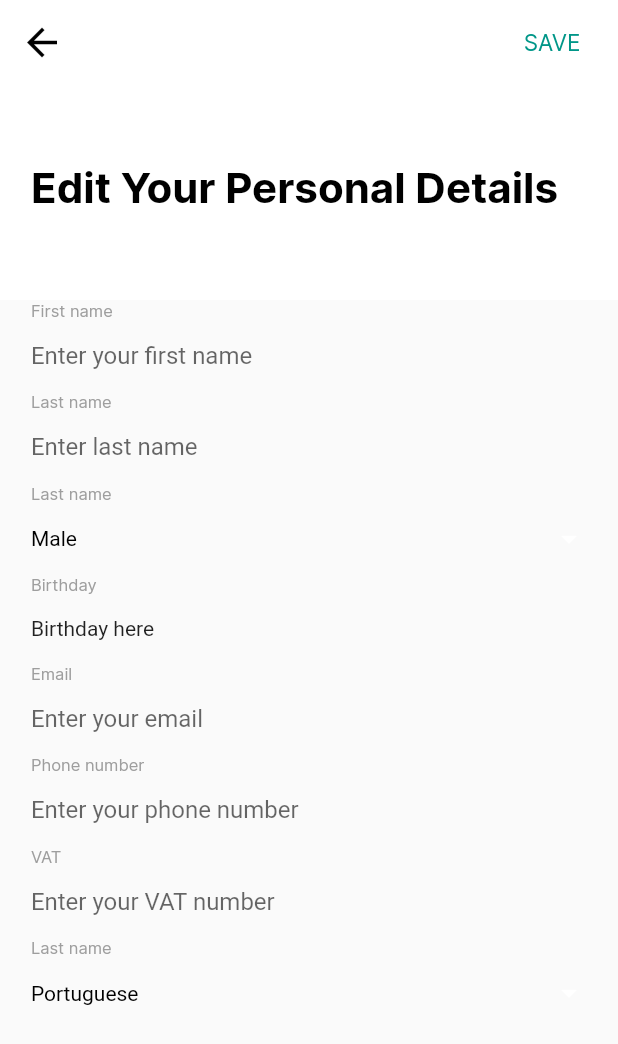
After one commit to Gratski/vf_mobile_professors, a Flutter app: the screen it shows after launch, on a phone screen of 412 x 824 dp. The commit adds this screen. Shown: the top 1044 px of the screen. Run offline on Flutter 3.47's test engine with Material 2 defaults, Android fonts, the phone set to English and light mode, and no system bars.

Commit message:
Added personal settings screen

```diff
--- /dev/null
+++ b/lib/localization/constants/general_constants.dart
@@ -0,0 +1,6 @@
+class GeneralConstants {
+  static const String BUTTON_SAVE_LABEL = "GENERAL_ACTIONS_SAVE_LABEL";
+
+  static const String LABEL_GENDER_MALE = "GENERAL_LABELS_GENDER_MALE";
+  static const String LABEL_GENDER_FEMALE = "GENERAL_LABELS_GENDER_FEMALE";
+}
--- /dev/null
+++ b/lib/localization/constants/settings_personal_details.dart
@@ -0,0 +1,31 @@
+class PersonalDetailsConstants {
+
+  static const String TOP_HEADER = "SETTINGS_PERSONAL_DETAILS_TOP_HEADER";
+
+  static const String FIRSTNAME_LABEL = "SETTINGS_PERSONAL_DETAILS_FIRSTNAME_LABEL";
+  static const String FIRSTNAME_HINT = "SETTINGS_PERSONAL_DETAILS_FIRSTNAME_HINT";
+  static const String FIRSTNAME_ERROR = "SETTINGS_PERSONAL_DETAILS_FIRSTNAME_ERROR";
+
+  static const String LASTNAME_LABEL = "SETTINGS_PERSONAL_DETAILS_LASTNAME_LABEL";
+  static const String LASTNAME_HINT = "SETTINGS_PERSONAL_DETAILS_LASTNAME_HINT";
+  static const String LASTNAME_ERROR = "SETTINGS_PERSONAL_DETAILS_LASTNAME_ERROR";
+
+  static const String GENDER_HINT = "SETTINGS_PERSONAL_DETAILS_GENDER_HINT";
+
+  static const String EMAIL_LABEL = "SETTINGS_PERSONAL_DETAILS_EMAIL_LABEL";
+  static const String EMAIL_HINT = "SETTINGS_PERSONAL_DETAILS_EMAIL_HINT";
+  static const String EMAIL_ERROR = "SETTINGS_PERSONAL_DETAILS_EMAIL_ERROR";
+
+  static const String BIRTHDAY_HINT = "SETTINGS_PERSONAL_DETAILS_BIRTHDAY_HINT";
+
+  static const String PHONE_NUMBER_LABEL = "SETTINGS_PERSONAL_DETAILS_PHONE_NUMBER_LABEL";
+  static const String PHONE_NUMBER_HINT = "SETTINGS_PERSONAL_DETAILS_PHONE_NUMBER_HINT";
+  static const String PHONE_NUMBER_ERROR = "SETTINGS_PERSONAL_DETAILS_PHONE_NUMBER_ERROR";
+
+  static const String VAT_LABEL = "SETTINGS_PERSONAL_DETAILS_VAT_LABEL";
+  static const String VAT_HINT = "SETTINGS_PERSONAL_DETAILS_VAT_HINT";
+  static const String VAT_ERROR = "SETTINGS_PERSONAL_DETAILS_VAT_ERROR";
+
+  static const String NATIONALITY_HINT = "SETTINGS_PERSONAL_DETAILS_NATIONALITY_HINT";
+
+}
--- a/lib/main.dart
+++ b/lib/main.dart
@@ -2,6 +2,7 @@ import 'package:flutter/material.dart';
 import 'package:flutter_localizations/flutter_localizations.dart';
 import 'package:professors/screens/dashboard.dart';
 import 'package:professors/screens/settings/settings.dart';
+import 'package:professors/screens/settings/settings_personal_details.dart';
 import 'localization/app_localizations.dart';
 
 void main() {
@@ -38,6 +39,6 @@ class MyApp extends StatelessWidget {
           primarySwatch: Colors.blue,
           visualDensity: VisualDensity.adaptivePlatformDensity,
         ),
-        home: SettingsScreen());
+        home: SettingsPersonalDetailsScreen());
   }
 }
--- /dev/null
+++ b/lib/models/gender.dart
@@ -0,0 +1,3 @@
+enum Gender {
+  MALE, FEMALE
+}
--- /dev/null
+++ b/lib/screens/settings/settings_personal_details.dart
@@ -0,0 +1,255 @@
+import 'package:flutter/material.dart';
+import 'package:professors/localization/app_localizations.dart';
+import 'package:professors/styles/padding.dart';
+import 'package:professors/widgets/buttons/buttons_builder.dart';
+import 'package:professors/localization/constants/general_constants.dart'
+    as GENERAL_TRANSLATIONS;
+import 'package:professors/localization/constants/settings_personal_details.dart'
+    as SCREEN_TRANSLATIONS;
+import 'package:professors/widgets/text/text.builder.dart';
+
+class SettingsPersonalDetailsScreen extends StatelessWidget {
+  @override
+  Widget build(BuildContext context) {
+    return Scaffold(
+      body: CustomScrollView(
+        slivers: <Widget>[
+          SliverAppBar(
+            key: Key('app_bar_key'),
+            expandedHeight: 200,
+            floating: true,
+            pinned: true,
+            snap: true,
+            backgroundColor: Colors.white,
+            leading: Icon(
+              Icons.arrow_back,
+              color: Colors.black,
+              size: 30.0,
+            ),
+            actions: <Widget>[
+              ButtonsBuilder.whiteFlatButton(
+                  AppLocalizations.of(context).translate(
+                      GENERAL_TRANSLATIONS.GeneralConstants.BUTTON_SAVE_LABEL),
+                  () {})
+            ],
+            flexibleSpace: Center(
+              child: Container(
+                padding: PaddingsBuilder.regularPadding(context),
+                margin: EdgeInsets.only(top: 50.0),
+                alignment: Alignment.centerLeft,
+                child: RichText(
+                  text: TextSpan(
+                    style: TextStyle(color: Colors.black),
+                    children: <TextSpan>[
+                      TextsBuilder.h1BoldSpan(AppLocalizations.of(context)
+                          .translate(SCREEN_TRANSLATIONS
+                              .PersonalDetailsConstants.TOP_HEADER)),
+                    ],
+                  ),
+                ),
+              ),
+            ),
+          ),
+          SliverToBoxAdapter(
+            key: Key('form_box'),
+            child: Container(
+              padding: PaddingsBuilder.regularPadding(context),
+              child: Form(
+                key: Key('personal_details_form'),
+                child: ListView(
+                  shrinkWrap: true,
+                  key: Key('list_view_key'),
+                  children: <Widget>[
+                    /// FIRSTNAME
+                    Column(
+                      crossAxisAlignment: CrossAxisAlignment.start,
+                      children: <Widget>[
+                        TextsBuilder.textHint(AppLocalizations.of(context)
+                            .translate(SCREEN_TRANSLATIONS
+                                .PersonalDetailsConstants.FIRSTNAME_LABEL)),
+                        TextFormField(
+                            key: Key('input_firstname'),
+                            decoration: InputDecoration(
+                                border: InputBorder.none,
+                                hintText: AppLocalizations.of(context)
+                                    .translate(SCREEN_TRANSLATIONS
+                                        .PersonalDetailsConstants
+                                        .FIRSTNAME_HINT)))
+                      ],
+                    ),
+
+                    /// LASTNAME
+                    Column(
+                      crossAxisAlignment: CrossAxisAlignment.start,
+                      children: <Widget>[
+                        TextsBuilder.textHint(AppLocalizations.of(context)
+                            .translate(SCREEN_TRANSLATIONS
+                                .PersonalDetailsConstants.LASTNAME_LABEL)),
+                        TextFormField(
+                            key: Key('input_lastname'),
+                            decoration: InputDecoration(
+                                border: InputBorder.none,
+                                hintText: AppLocalizations.of(context)
+                                    .translate(SCREEN_TRANSLATIONS
+                                        .PersonalDetailsConstants
+                                        .LASTNAME_HINT)))
+                      ],
+                    ),
+
+                    /// GENDER
+                    Column(
+                      crossAxisAlignment: CrossAxisAlignment.start,
+                      children: <Widget>[
+                        TextsBuilder.textHint(AppLocalizations.of(context)
+                            .translate(SCREEN_TRANSLATIONS
+                                .PersonalDetailsConstants.LASTNAME_LABEL)),
+                        DropdownButton<String>(
+                          isExpanded: true,
+                          icon: Icon(
+                            Icons.arrow_drop_down,
+                            color: Colors.white,
+                          ),
+                          value: 'Male',
+                          iconSize: 24,
+                          elevation: 16,
+                          style: TextStyle(color: Colors.black),
+                          underline: Container(height: 0),
+                          onChanged: (String newValue) {},
+                          items: <String>[
+                            AppLocalizations.of(context).translate(GENERAL_TRANSLATIONS.GeneralConstants.LABEL_GENDER_MALE),
+                            AppLocalizations.of(context).translate(GENERAL_TRANSLATIONS.GeneralConstants.LABEL_GENDER_FEMALE)
+                            ].map<DropdownMenuItem<String>>((String value) {
+                              return DropdownMenuItem<String>(
+                                value: value,
+                                child: Text(value),
+                              );
+                            },
+                          ).toList(),
+                        ),
+                      ],
+                    ),
+
+                    /// BIRTHDAY
+                    Column(
+                      crossAxisAlignment: CrossAxisAlignment.start,
+                      children: <Widget>[
+                        TextsBuilder.textHint(AppLocalizations.of(context)
+                            .translate(SCREEN_TRANSLATIONS
+                            .PersonalDetailsConstants.BIRTHDAY_HINT)),
+                        Container(
+                          padding: EdgeInsets.only(top: 15.0, bottom: 15.0),
+                          child: new Theme(
+                              data: Theme.of(context).copyWith(
+                                primaryColor: Colors.red
+                              ),
+                              child: GestureDetector(
+                                child: Text('Birthday here'),
+                                onTap: () {
+                                  showDatePicker(
+                                    context: context,
+                                    initialDate: DateTime.now(),
+                                    firstDate: DateTime.now().subtract(new Duration(days: (365 * 70))),
+                                    lastDate: DateTime.now(),
+                                  ).then((date) => {
+                                    print('A new date has been selected')
+                                  });
+                                },
+                              )),
+                        )
+                      ],
+                    ),
+
+                    /// EMAIL
+                    Column(
+                      crossAxisAlignment: CrossAxisAlignment.start,
+                      children: <Widget>[
+                        TextsBuilder.textHint(AppLocalizations.of(context)
+                            .translate(SCREEN_TRANSLATIONS
+                            .PersonalDetailsConstants.EMAIL_LABEL)),
+                        TextFormField(
+                            key: Key('input_email'),
+                            decoration: InputDecoration(
+                                border: InputBorder.none,
+                                hintText: AppLocalizations.of(context)
+                                    .translate(SCREEN_TRANSLATIONS
+                                    .PersonalDetailsConstants
+                                    .EMAIL_HINT)))
+                      ],
+                    ),
+
+                    /// PHONE NUMBER
+                    Column(
+                      crossAxisAlignment: CrossAxisAlignment.start,
+                      children: <Widget>[
+                        TextsBuilder.textHint(AppLocalizations.of(context)
+                            .translate(SCREEN_TRANSLATIONS
+                            .PersonalDetailsConstants.PHONE_NUMBER_LABEL)),
+                        TextFormField(
+                            key: Key('input_phone_number'),
+                            decoration: InputDecoration(
+                                border: InputBorder.none,
+                                hintText: AppLocalizations.of(context)
+                                    .translate(SCREEN_TRANSLATIONS
+                                    .PersonalDetailsConstants
+                                    .PHONE_NUMBER_HINT)))
+                      ],
+                    ),
+
+                    /// VAT NUMBER
+                    Column(
+                      crossAxisAlignment: CrossAxisAlignment.start,
+                      children: <Widget>[
+                        TextsBuilder.textHint(AppLocalizations.of(context)
+                            .translate(SCREEN_TRANSLATIONS
+                            .PersonalDetailsConstants.VAT_LABEL)),
+                        TextFormField(
+                            key: Key('input_vat_number'),
+                            decoration: InputDecoration(
+                                border: InputBorder.none,
+                                hintText: AppLocalizations.of(context)
+                                    .translate(SCREEN_TRANSLATIONS
+                                    .PersonalDetailsConstants
+                                    .VAT_HINT)))
+                      ],
+                    ),
+
+                    /// NATIONALITY
+                    Column(
+                      crossAxisAlignment: CrossAxisAlignment.start,
+                      children: <Widget>[
+                        TextsBuilder.textHint(AppLocalizations.of(context)
+                            .translate(SCREEN_TRANSLATIONS
+                            .PersonalDetailsConstants.LASTNAME_LABEL)),
+                        DropdownButton<String>(
+                          isExpanded: true,
+                          icon: Icon(
+                            Icons.arrow_drop_down,
+                            color: Colors.white,
+                          ),
+                          value: 'Portuguese',
+                          iconSize: 24,
+                          elevation: 16,
+                          style: TextStyle(color: Colors.black),
+                          underline: Container(height: 0),
+                          onChanged: (String newValue) {},
+                          items: <String>['Portuguese', 'North American']
+                              .map<DropdownMenuItem<String>>((String value) {
+                            return DropdownMenuItem<String>(
+                              value: value,
+                              child: Text(value),
+                            );
+                          },
+                          ).toList(),
+                        ),
+                      ],
+                    ),
+                  ],
+                ),
+              ),
+            ),
+          ),
+        ],
+      ),
+    );
+  }
+}
--- a/lib/widgets/text/text.builder.dart
+++ b/lib/widgets/text/text.builder.dart
@@ -75,8 +75,12 @@ class TextsBuilder {
     return createText(text, _FONT_SMALL, _FONT_FAMILY_REGULAR);
   }
 
-  static createText(String text, double size, String fontFamily) {
-    return Text(text, style: TextStyle(fontSize: size, fontFamily: fontFamily));
+  static Text textHint(String text) {
+    return createText(text, _FONT_SMALL, _FONT_FAMILY_REGULAR, color: Colors.grey[500]);
+  }
+
+  static createText(String text, double size, String fontFamily, {Color color = Colors.black}) {
+    return Text(text, style: TextStyle(color: color, fontSize: size, fontFamily: fontFamily));
   }
 
   static Text regularText(String text) {
--- a/pubspec.yaml
+++ b/pubspec.yaml
@@ -11,6 +11,7 @@ dependencies:
   flutter_localizations:
     sdk: flutter
   cupertino_icons: ^0.1.3
+  mobx: ^1.1.1
 
 dev_dependencies:
   build_runner: ^1.8.1
```
Also changed, not shown: lang/en.json (+26 -1 lines), pubspec.lock.
